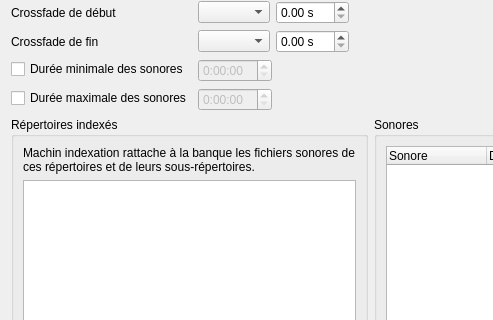
Above: src/machincast/interface/ui/fiche_banque.ui from dascritch/machincast before the change; both pictures show x 0 to 493 and y 174 to 494 of the 1100 by 700 pixel window. Below: the same form after it.
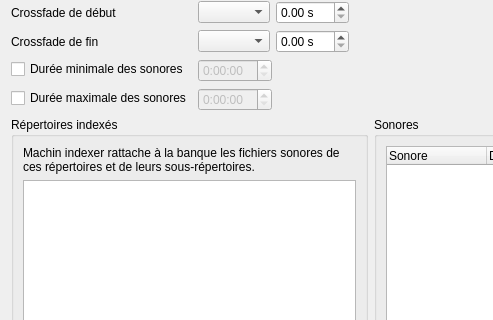
That is the form after the change.

```diff
--- a/src/machincast/interface/ui/fiche_banque.ui
+++ b/src/machincast/interface/ui/fiche_banque.ui
@@ -259,7 +259,7 @@
         <item>
          <widget class="QLabel" name="explication_repertoires">
           <property name="text">
-           <string>Machin indexation rattache à la banque les fichiers sonores de ces répertoires et de leurs sous-répertoires.</string>
+           <string>Machin indexer rattache à la banque les fichiers sonores de ces répertoires et de leurs sous-répertoires.</string>
           </property>
           <property name="wordWrap">
            <bool>true</bool>
```
